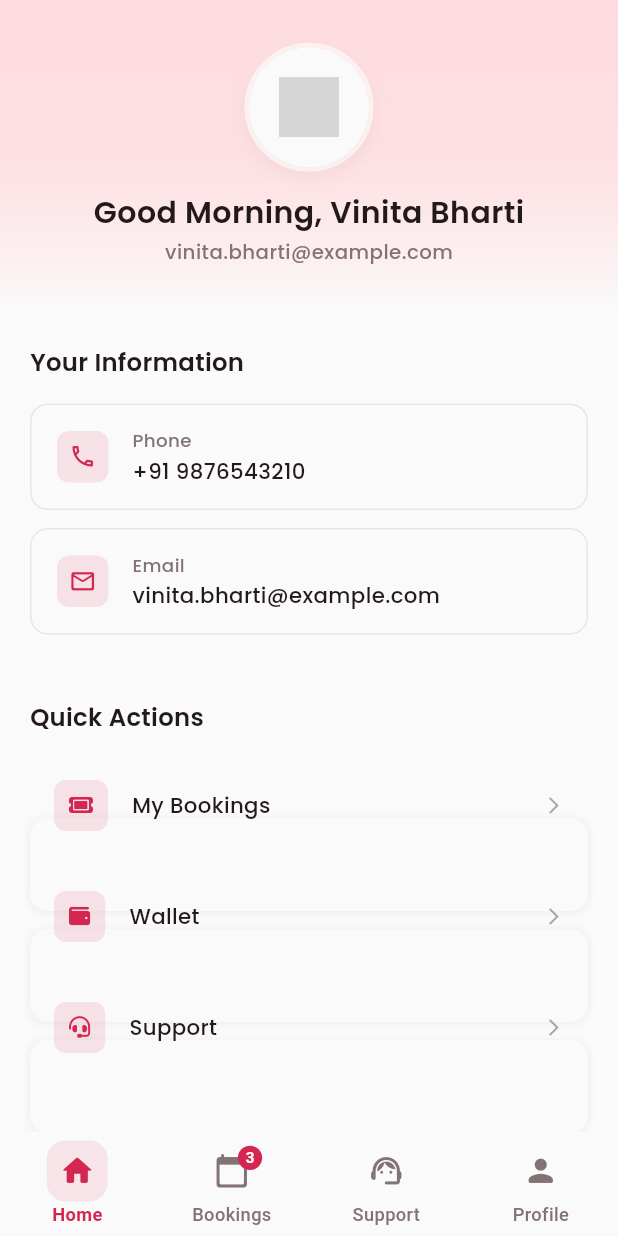
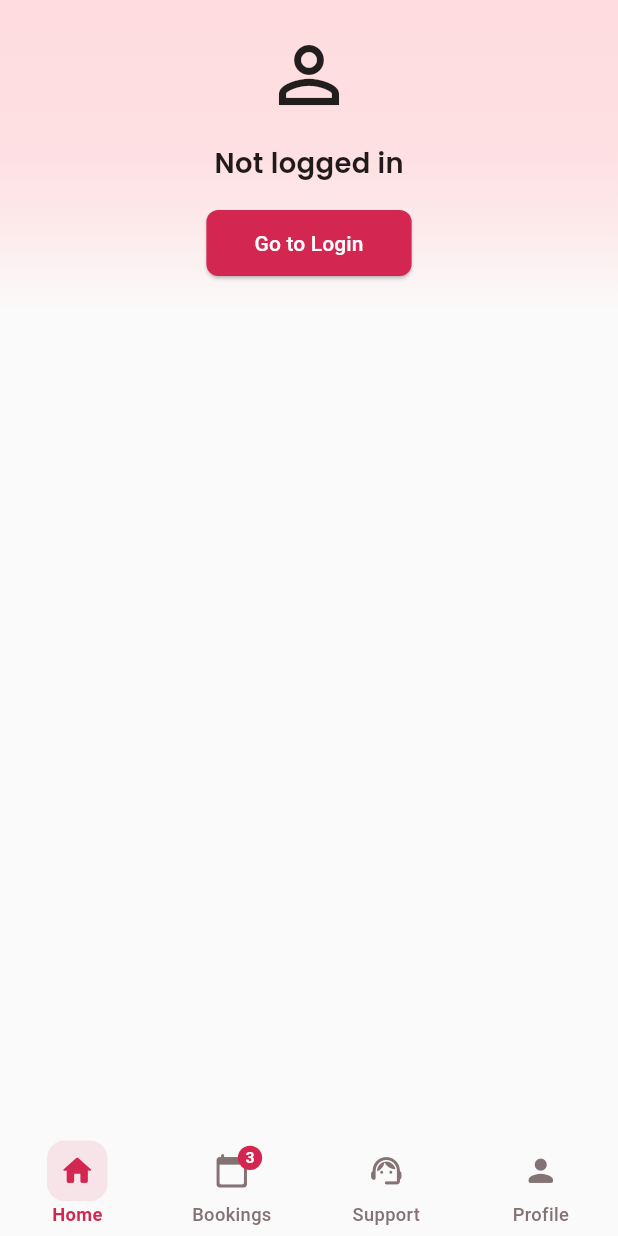
Before and after one commit to parivartanx/hamara-ticket-app, a Flutter app: the Profile screen opened by its route, on a phone screen of 412 x 824 dp. Run offline on Flutter 3.47's test engine with Material 3 defaults, Android fonts, the phone set to English and light mode, and no system bars; our stand-ins replace accordion, carousel_slider, dio, firebase_auth, firebase_core, flutter_countdown_timer and 16 more; accounts and stored records are empty; Roboto replaces fonts that are missing (Gilroy); grey boxes are pictures that could not be loaded.

Commit message:
login with google and ticket details fixed

```diff
--- a/Goevent v1.7/lib/config/app_route.dart
+++ b/Goevent v1.7/lib/config/app_route.dart
@@ -14,7 +14,7 @@ import '../features/contact/presentation/screens/contact.dart';
 
 // GoRouter configuration
 final appRouter = GoRouter(
-  initialLocation: Splashscreen.routePath,
+  initialLocation: Login.routePath,
   routes: [
     GoRoute(
         path: Home.routePath,
--- a/Goevent v1.7/lib/features/buy_ticket/data/data_source/ticket_remote_data_source.dart
+++ b/Goevent v1.7/lib/features/buy_ticket/data/data_source/ticket_remote_data_source.dart
@@ -17,7 +17,7 @@ class TicketRemoteDataSource {
         url: "${EndPoints.getTickets}/$date/${parkId ?? 'null'}/${eventId ?? 'null'}",
       );
       if (response.statusCode == 200) {
-        log("response.data of tickets of $eventId and $parkId and $date: ${response.data['tickets']}");
+        // log("response.data of tickets of $eventId and $parkId and $date: ${response.data['tickets']}");
         return (response.data['tickets'] as List).map((e) => TicketModel.fromJson(e)).toList();
       } else {
         throw Exception(response.data['message'] ?? "Failed to fetch tickets");
--- a/Goevent v1.7/lib/features/login/data/data_sources/login_remote_datasource.dart
+++ b/Goevent v1.7/lib/features/login/data/data_sources/login_remote_datasource.dart
@@ -54,7 +54,6 @@ class LoginRemoteDataSource {
       final accessToken = responseData['accessToken'];
       final refreshToken = responseData['refreshToken'];
 
-      log("RemoteDataSource: Received tokens from backend");
 
       final userData = responseData['user'];
       final userModel = User.fromJson(userData);
--- a/Goevent v1.7/lib/features/login/repos/login_repo.dart
+++ b/Goevent v1.7/lib/features/login/repos/login_repo.dart
@@ -24,7 +24,7 @@ class LoginRepo {
         name: name,
 
       );
-      log("LoginRepo: Google login successful for user: ${user.email}");
+      log("LoginRepo: Google login successful for user: ${user}");
       return user;
     } catch (e) {
       log("LoginRepo: Error during Google login: $e");
--- a/Goevent v1.7/lib/features/occasion-details/presentation/screens/park_details_screen.dart
+++ b/Goevent v1.7/lib/features/occasion-details/presentation/screens/park_details_screen.dart
@@ -61,7 +61,11 @@ class _ParkDetailsScreenState extends ConsumerState<ParkDetailsScreen> {
   void initState() {
     super.initState();
     _pageController = PageController();
-    ref.read(colorProvider.notifier).getdarkmodepreviousstate();
+    Future.microtask(() {
+      if (mounted) {
+        ref.read(colorProvider.notifier).getdarkmodepreviousstate();
+      }
+    });
   }
 
   @override
--- a/Goevent v1.7/lib/features/profile/presentation/screens/profile.dart
+++ b/Goevent v1.7/lib/features/profile/presentation/screens/profile.dart
@@ -3,6 +3,7 @@ import 'package:flutter_riverpod/flutter_riverpod.dart';
 import 'package:flutter_screenutil/flutter_screenutil.dart';
 import 'package:google_fonts/google_fonts.dart';
 import 'package:font_awesome_flutter/font_awesome_flutter.dart';
+import 'package:hamaraticket/features/profile/presentation/providers/profile_provider.dart';
 import '/extensions/media_query_ext.dart';
 import '/models/user_model.dart';
 import '/features/home/presentation/widgets/advanced_bottom_navigation.dart';
@@ -11,16 +12,7 @@ import '/features/login/data/data_sources/local_datasource.dart';
 import '/config/auth/google_signin_auth.dart';
 import 'package:go_router/go_router.dart';
 
-// A provider to store the current user
-final userProvider = StateProvider<User>((ref) {
-  // This is dummy data. In a real app, this would be fetched from a repository
-  return User(
-    id: 'user123',
-    name: 'Vinita Bharti',
-    email: 'vinita.bharti@example.com',
-    phone: '+91 9876543210',
-  );
-});
+
 
 class Profile extends ConsumerStatefulWidget {
   static const String routeName = 'Profile';
@@ -84,8 +76,7 @@ class _ProfileState extends ConsumerState<Profile>
 
   @override
   Widget build(BuildContext context) {
-    final user = ref.watch(userProvider);
-
+    final profileAsync = ref.watch(profileProvider);
     return Scaffold(
       body: AnimatedBuilder(
         animation: _animationController,
@@ -98,9 +89,36 @@ class _ProfileState extends ConsumerState<Profile>
             ),
           );
         },
+        child: profileAsync.when(
+          loading: () => const Center(child: CircularProgressIndicator()),
+          error: (e, _) => Center(
             child: Column(
+              mainAxisAlignment: MainAxisAlignment.center,
               children: [
-            // Fixed header section (non-collapsible)
+                const Icon(Icons.error_outline, size: 60, color: Colors.red),
+                const SizedBox(height: 16),
+                Text(
+                  'Failed to load profile',
+                  style: GoogleFonts.poppins(
+                    fontSize: 16.sp,
+                    fontWeight: FontWeight.w600,
+                    color: context.colorScheme.error,
+                  ),
+                ),
+                const SizedBox(height: 8),
+                Text(
+                  e.toString(),
+                  style: GoogleFonts.poppins(
+                    fontSize: 12.sp,
+                    color: context.colorScheme.outline,
+                  ),
+                  textAlign: TextAlign.center,
+                ),
+              ],
+            ),
+          ),
+          data: (user) => Column(
+            children: [
               Container(
                 height: context.height * 0.25,
                 width: context.width,
@@ -114,15 +132,43 @@ class _ProfileState extends ConsumerState<Profile>
                       context.colorScheme.surface
                     ],
                   ),
-
                 ),
-              child: Stack(
+                child: SafeArea(
+                  child: Center(
+                    child: user == null
+                      ? Center(
+                          child: Column(
+                            mainAxisSize: MainAxisSize.min,
                             children: [
-
-                  // Profile content
-                  SafeArea(
-                    child: Center(
-                      child: Column(
+                              const Icon(Icons.person_outline, size: 60),
+                              const SizedBox(height: 16),
+                              Text(
+                                'Not logged in',
+                                style: GoogleFonts.poppins(
+                                  fontSize: 18.sp,
+                                  fontWeight: FontWeight.w600,
+                                  color: context.colorScheme.onSurface,
+                                ),
+                              ),
+                              const SizedBox(height: 16),
+                              ElevatedButton(
+                                onPressed: () {
+                                  context.goNamed(Login.routeName);
+                                },
+                                style: ElevatedButton.styleFrom(
+                                  backgroundColor: context.colorScheme.primary,
+                                  foregroundColor: context.colorScheme.onPrimary,
+                                  padding: const EdgeInsets.symmetric(horizontal: 32, vertical: 12),
+                                  shape: RoundedRectangleBorder(
+                                    borderRadius: BorderRadius.circular(8),
+                                  ),
+                                ),
+                                child: const Text('Go to Login'),
+                              ),
+                            ],
+                          ),
+                        )
+                      : Column(
                           mainAxisAlignment: MainAxisAlignment.center,
                           children: [
                             ProfileAvatar(user: user),
@@ -137,8 +183,7 @@ class _ProfileState extends ConsumerState<Profile>
                               style: GoogleFonts.poppins(
                                 fontSize: 13.sp,
                                 fontWeight: FontWeight.w500,
-                              color:
-                                  context.colorScheme.outline,
+                                color: context.colorScheme.outline,
                                 letterSpacing: 0.3,
                               ),
                             ),
@@ -146,10 +191,8 @@ class _ProfileState extends ConsumerState<Profile>
                         ),
                   ),
                 ),
-                ],
               ),
-            ),
-            // Scrollable content
+              if (user != null)
                 Expanded(
                   child: SingleChildScrollView(
                     physics: const BouncingScrollPhysics(),
@@ -175,6 +218,7 @@ class _ProfileState extends ConsumerState<Profile>
                   ),
                 ),
             ],
+          ),
         ),
       ),
       bottomNavigationBar: const AdvancedBottomNavigation(),
--- a/Goevent v1.7/lib/utils/endPoints.dart
+++ b/Goevent v1.7/lib/utils/endPoints.dart
@@ -2,7 +2,7 @@ class EndPoints {
   // static const baseUrl =
   //     'https://pibwvpg9l7.execute-api.ap-south-1.amazonaws.com/api/v1';
   // static const baseUrl = 'https://devapi.hamaraticket.com/api/v1';
-  static const baseUrl = 'http://192.168.125.243:4000/api/v1';
+  static const baseUrl = 'https://7e5a-103-182-133-23.ngrok-free.app/api/v1';
 
   static const loginWithEmail = '/auth/email-otp';
   static const loginWithGoogle = '/auth/mobile/google-signin';
--- a/Goevent v1.7/lib/utils/shared_prefs_manager.dart
+++ b/Goevent v1.7/lib/utils/shared_prefs_manager.dart
@@ -60,7 +60,7 @@ class SharedPrefsManager {
     return await _prefs!.setString(_userKey, jsonString);
   }
 
-  static  User? getUser() {
+  static User? getUser() {
     _checkInitialized();
     final String? jsonString = _prefs!.getString(_userKey);
     if (jsonString == null) return null;
@@ -71,9 +71,9 @@ class SharedPrefsManager {
   static Future<void> clearAuthData() async {
     _checkInitialized();
     await Future.wait([
+      _prefs!.remove(_userKey),
       _prefs!.remove(_accessTokenKey),
       _prefs!.remove(_refreshTokenKey),
-      _prefs!.remove(_userKey),
     ]);
   }
 
@@ -81,6 +81,6 @@ class SharedPrefsManager {
   static bool isLoggedIn() {
     _checkInitialized();
     return _prefs!.containsKey(_accessTokenKey) &&
-           _prefs!.getString(_accessTokenKey) != null;
+        _prefs!.getString(_accessTokenKey) != null;
   }
 }
```
Also changed, not shown: Goevent v1.7/lib/features/buy_ticket/presentation/screens/buy_ticket.dart (+8 -6 lines), Goevent v1.7/lib/features/buy_ticket/presentation/widgets/details_step.dart (+24 -11 lines), Goevent v1.7/lib/features/buy_ticket/presentation/widgets/ticket_selection_step.dart (+5 -3 lines), Goevent v1.7/lib/features/login/presentation/screens/login.dart (+13 -5 lines), Goevent v1.7/lib/features/profile/presentation/providers/profile_provider.dart (added, +38 -0 lines), Goevent v1.7/pubspec.lock, pubspec.lock, 5 other files. Lines whose indentation alone changed are shown as unchanged.
